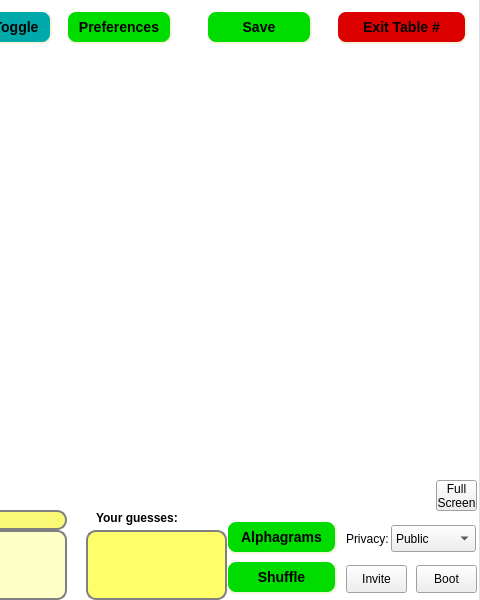
The window that aerolith/branches/scriptable/src/aerolithclient/tableForm.ui (domino14/aerolithdesktop) describes before a commit, drawn with Qt 5; both pictures show x 544 to 1024 and y 0 to 600 of the 1024 by 600 pixel window.
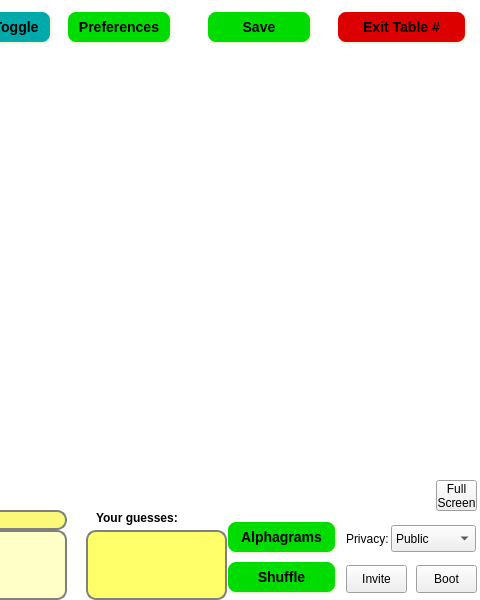
The same window after the commit. Custom widgets are drawn as their Qt base class.

Diff of the .ui file:
```diff
--- a/aerolith/branches/scriptable/src/aerolithclient/tableForm.ui
+++ b/aerolith/branches/scriptable/src/aerolithclient/tableForm.ui
@@ -101,7 +101,7 @@
    </property>
    <property name="geometry">
     <rect>
-     <x>-1</x>
+     <x>0</x>
      <y>0</y>
      <width>1024</width>
      <height>600</height>
```
